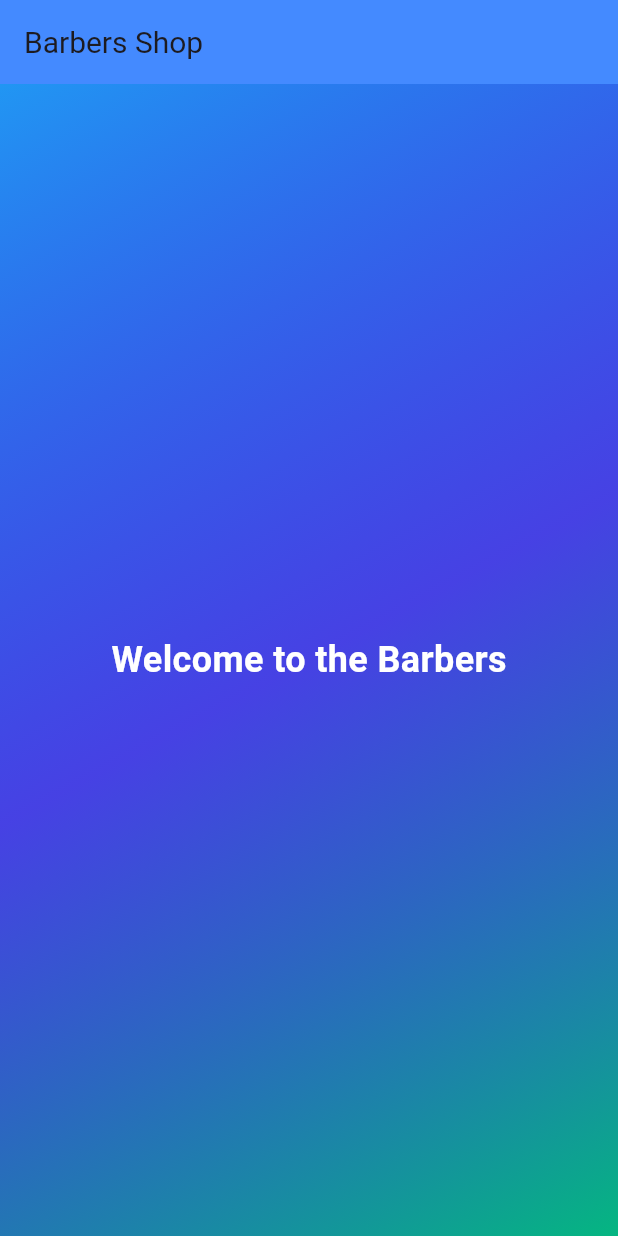
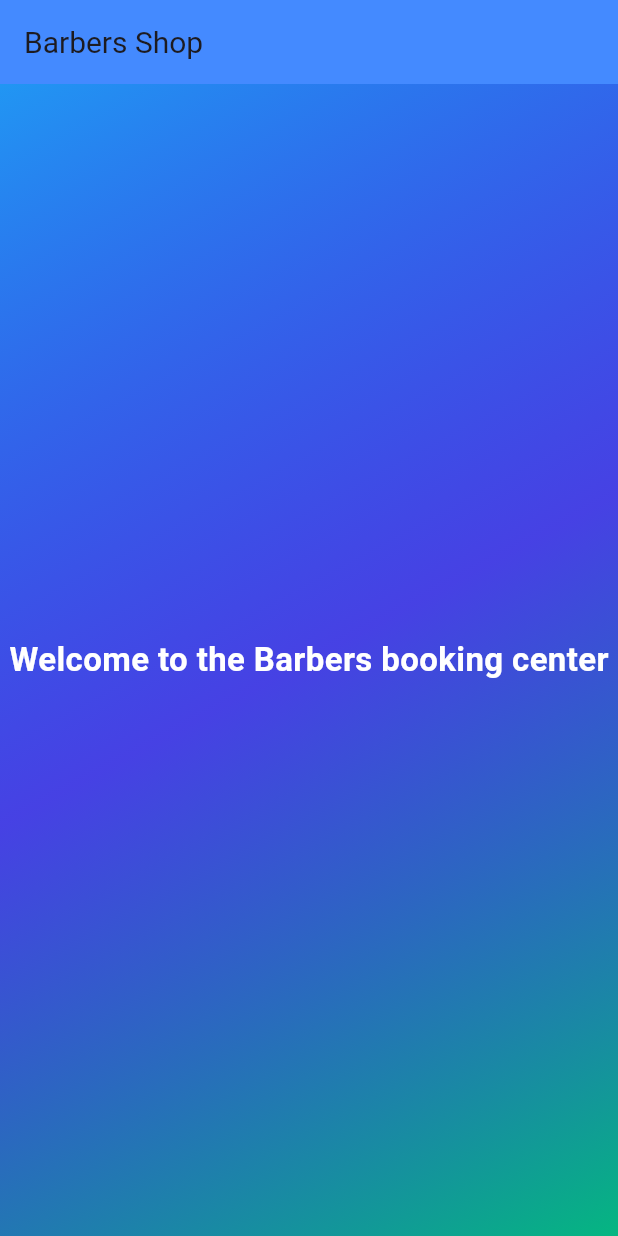
Before and after one commit to ojrandy/flutter_app, a Flutter app: the screen it shows after launch, on a phone screen of 412 x 824 dp. Run offline on Flutter 3.47's test engine with Material 3 defaults, Android fonts, the phone set to English and light mode, and no system bars.

Commit message:
Second day with Flutter

```diff
--- a/lib/main.dart
+++ b/lib/main.dart
@@ -8,7 +8,19 @@ void main() {
           title: Text('Barbers Shop', style: TextStyle(fontSize: 20)),
           backgroundColor: Colors.blueAccent,
         ),
-        body: Container(
+        body: GradientContainer(),
+      ),
+    ),
+  );
+}
+
+// Creates a class to store the container Widgets
+class GradientContainer extends StatelessWidget {
+  const GradientContainer({super.key});
+
+  @override
+  Widget build(BuildContext context) {
+    return Container(
       decoration: BoxDecoration(
         gradient: LinearGradient(
           // Define a linear gradient with three colors
@@ -23,16 +35,14 @@ void main() {
       ),
       child: const Center(
         child: Text(
-              'Welcome to the Barbers',
+          'Welcome to the Barbers booking center',
           style: TextStyle(
-                fontSize: 24,
+            fontSize: 22,
             color: Color.fromARGB(255, 255, 255, 255),
             fontWeight: FontWeight.w600,
           ),
         ),
       ),
-        ),
-      ),
-    ),
     );
   }
+}
```
Lines whose indentation alone changed are shown as unchanged.
